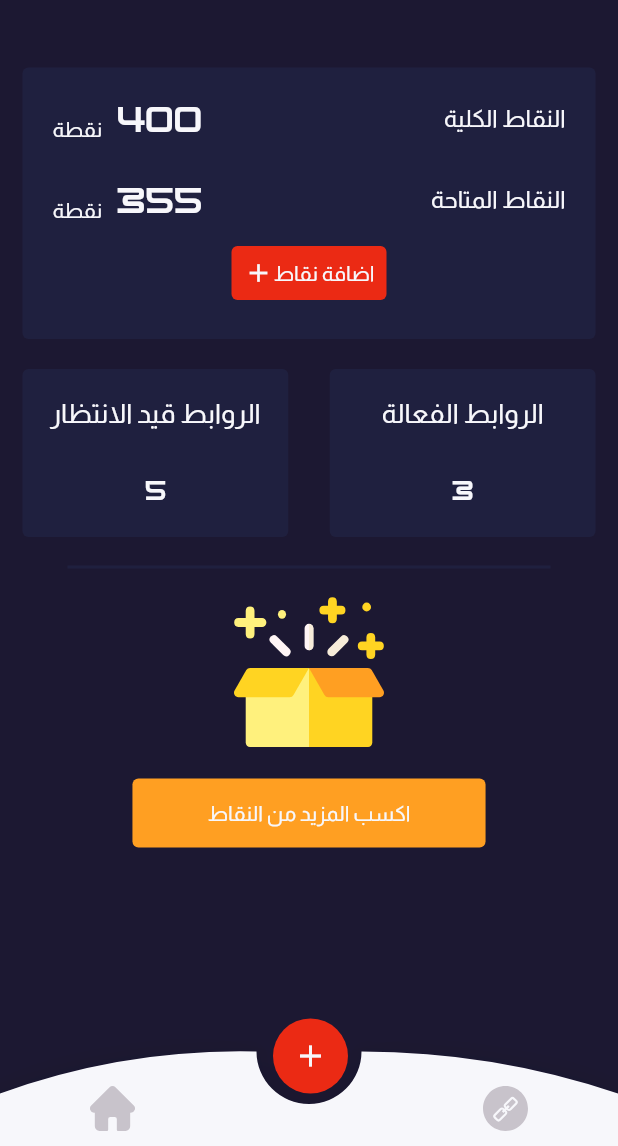
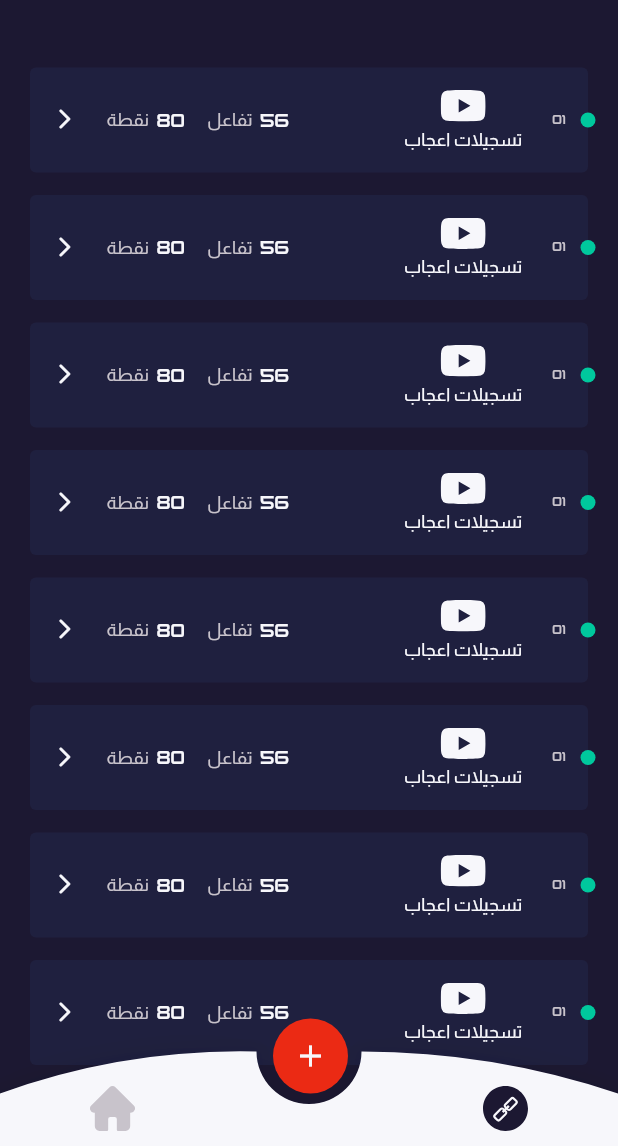
Before and after one commit to ELASHMAWYDEV/follow-fan, a Flutter app: the MainLayout screen opened directly, after a tap on an icon or button, on a phone screen of 412 x 824 dp, the part 90-1236 px from its top. Run offline on Flutter 3.47's test engine with Material 2 defaults, Android fonts, the phone set to English and light mode, and no system bars; our stand-ins replace dio, flutter_svg, get, pretty_dio_logger, shared_preferences; accounts and stored records are empty.

Commit message:
finished links screen

```diff
--- /dev/null
+++ b/lib/ui/screens/links/components/link_box.dart
@@ -0,0 +1,296 @@
+import 'package:flutter/material.dart';
+import 'package:flutter_svg/svg.dart';
+import 'package:follow_fan/utils/constants.dart';
+import 'dart:math' as math;
+
+class LinkBox extends StatefulWidget {
+  const LinkBox({Key? key}) : super(key: key);
+
+  @override
+  State<LinkBox> createState() => _LinkBoxState();
+}
+
+class _LinkBoxState extends State<LinkBox> {
+  bool isOpened = false;
+  double containerHeight = 70;
+
+  @override
+  Widget build(BuildContext context) {
+    return Padding(
+      padding: EdgeInsets.only(bottom: 15),
+      child: Stack(
+        children: [
+          Container(
+            margin: EdgeInsets.symmetric(horizontal: 5),
+            child: TextButton(
+              onPressed: () {
+                setState(() {
+                  isOpened = !isOpened;
+                  containerHeight = isOpened ? 200 : 70;
+                });
+              },
+              style: ButtonStyle(
+                  padding: MaterialStateProperty.all(EdgeInsets.all(0)),
+                  backgroundColor: MaterialStateProperty.all(kPrimaryColor),
+                  shape: MaterialStateProperty.all(RoundedRectangleBorder(
+                      borderRadius: BorderRadius.circular(4)))),
+              child: AnimatedContainer(
+                duration: Duration(milliseconds: 200),
+                height: containerHeight,
+                padding: EdgeInsets.all(15),
+                decoration:
+                    BoxDecoration(borderRadius: BorderRadius.circular(4)),
+                child: ClipRect(
+                  child: Column(
+                    children: [
+                      Row(
+                        children: [
+                          Text(
+                            "01",
+                            style: TextStyle(
+                                fontFamily: kFontFamilySecondary,
+                                fontSize: 8,
+                                color: kGrayColor),
+                          ),
+                          SizedBox(
+                            width: 20,
+                          ),
+                          Column(
+                            children: [
+                              SvgPicture.asset(
+                                "assets/images/youtube.svg",
+                                width: 30,
+                              ),
+                              SizedBox(
+                                height: 5,
+                              ),
+                              Text(
+                                "تسجيلات اعجاب",
+                                style:
+                                    TextStyle(fontSize: 12, color: kWhiteColor),
+                              ),
+                            ],
+                          ),
+                          Spacer(),
+                          Text(
+                            "56",
+                            style: TextStyle(
+                                fontFamily: kFontFamilySecondary,
+                                fontSize: 12,
+                                color: kWhiteColor),
+                          ),
+                          SizedBox(
+                            width: 5,
+                          ),
+                          Text(
+                            "تفاعل",
+                            style: TextStyle(
+                              fontSize: 12,
+                              color: kGrayColor,
+                            ),
+                          ),
+                          SizedBox(
+                            width: 15,
+                          ),
+                          Text(
+                            "80",
+                            style: TextStyle(
+                                fontFamily: kFontFamilySecondary,
+                                fontSize: 12,
+                                color: kWhiteColor),
+                          ),
+                          SizedBox(
+                            width: 5,
+                          ),
+                          Text(
+                            "نقطة",
+                            style: TextStyle(fontSize: 12, color: kGrayColor),
+                          ),
+                          SizedBox(
+                            width: 20,
+                          ),
+                          Transform.rotate(
+                            angle: isOpened ? math.pi / 2 : 0,
+                            child: Icon(
+                              Icons.arrow_back_ios_rounded,
+                              color: kWhiteColor,
+                              size: 16,
+                            ),
+                          )
+                        ],
+                      ),
+                      Visibility(
+                        visible: isOpened,
+                        child: Padding(
+                          padding: EdgeInsets.only(right: 30),
+                          child: Column(
+                            children: [
+                              SizedBox(
+                                height: 30,
+                              ),
+                              Row(
+                                children: [
+                                  Column(
+                                    crossAxisAlignment:
+                                        CrossAxisAlignment.start,
+                                    children: [
+                                      Text(
+                                        "الرابط",
+                                        style: TextStyle(
+                                            fontSize: 14, color: kWhiteColor),
+                                      ),
+                                      SizedBox(height: 5),
+                                      SizedBox(
+                                        width: (size.width - 20) * .5,
+                                        child: Text(
+                                          "https://www.youtube.com/watch?v=-LzuVXtf57M&pp=sAQA",
+                                          overflow: TextOverflow.ellipsis,
+                                          style: TextStyle(
+                                              fontSize: 10, color: kWhiteColor),
+                                        ),
+                                      ),
+                                      SizedBox(
+                                        height: 25,
+                                      ),
+                                      Row(
+                                        children: [
+                                          Column(
+                                            crossAxisAlignment:
+                                                CrossAxisAlignment.start,
+                                            children: [
+                                              Text(
+                                                "عدد النقاط الكلية",
+                                                style: TextStyle(
+                                                    fontSize: 12,
+                                                    color: kWhiteColor),
+                                              ),
+                                              SizedBox(
+                                                height: 10,
+                                              ),
+                                              Row(
+                                                children: [
+                                                  Text(
+                                                    "80",
+                                                    style: TextStyle(
+                                                        fontFamily:
+                                                            kFontFamilySecondary,
+                                                        fontSize: 12,
+                                                        color: kWhiteColor),
+                                                  ),
+                                                  SizedBox(
+                                                    width: 5,
+                                                  ),
+                                                  Text(
+                                                    "نقطة",
+                                                    style: TextStyle(
+                                                        fontSize: 8,
+                                                        color: kWhiteColor),
+                                                  ),
+                                                ],
+                                              )
+                                            ],
+                                          ),
+                                          SizedBox(
+                                            width: 30,
+                                          ),
+                                          Column(
+                                            crossAxisAlignment:
+                                                CrossAxisAlignment.start,
+                                            children: [
+                                              Text(
+                                                "عدد النقاط المتبقية",
+                                                style: TextStyle(
+                                                    fontSize: 12,
+                                                    color: kWhiteColor),
+                                              ),
+                                              SizedBox(
+                                                height: 10,
+                                              ),
+                                              Row(
+                                                children: [
+                                                  Text(
+                                                    "80",
+                                                    style: TextStyle(
+                                                        fontFamily:
+                                                            kFontFamilySecondary,
+                                                        fontSize: 12,
+                                                        color: kWhiteColor),
+                                                  ),
+                                                  SizedBox(
+                                                    width: 5,
+                                                  ),
+                                                  Text(
+                                                    "نقطة",
+                                                    style: TextStyle(
+                                                        fontSize: 8,
+                                                        color: kWhiteColor),
+                                                  ),
+                                                ],
+                                              )
+                                            ],
+                                          )
+                                        ],
+                                      )
+                                    ],
+                                  ),
+                                  Spacer(),
+                                  Column(
+                                    children: [
+                                      Container(
+                                        color: kOrangeColor,
+                                        padding: EdgeInsets.symmetric(
+                                            vertical: 3, horizontal: 8),
+                                        child: Text(
+                                          "قيد الانتظار",
+                                          style: TextStyle(
+                                              fontSize: 10, color: kWhiteColor),
+                                        ),
+                                      ),
+                                      SizedBox(
+                                        height: 40,
+                                      ),
+                                      SizedBox(
+                                        height: 25,
+                                        child: TextButton(
+                                          onPressed: () {},
+                                          style: ButtonStyle(
+                                            padding: MaterialStateProperty.all(
+                                                EdgeInsets.zero),
+                                            backgroundColor:
+                                                MaterialStateProperty.all(
+                                                    kRedColor),
+                                          ),
+                                          child: Text("الغاء",
+                                              style: TextStyle(
+                                                  fontSize: 12,
+                                                  color: kWhiteColor)),
+                                        ),
+                                      ),
+                                    ],
+                                  )
+                                ],
+                              )
+                            ],
+                          ),
+                        ),
+                      )
+                    ],
+                  ),
+                ),
+              ),
+            ),
+          ),
+          Positioned(
+            top: 70 / 2 - 5,
+            child: Container(
+              width: 10,
+              height: 10,
+              decoration:
+                  BoxDecoration(shape: BoxShape.circle, color: kGreenColor),
+            ),
+          )
+        ],
+      ),
+    );
+  }
+}
--- /dev/null
+++ b/lib/ui/screens/links/links_screen.dart
@@ -0,0 +1,15 @@
+import 'package:flutter/material.dart';
+import 'package:follow_fan/ui/components/main_layout.dart';
+import 'package:follow_fan/ui/screens/links/components/link_box.dart';
+
+class LinksScreen extends StatelessWidget {
+  const LinksScreen({Key? key}) : super(key: key);
+
+  @override
+  Widget build(BuildContext context) {
+    return MainLayout(
+        body: Column(
+      children: [1, 2, 3, 4, 5, 6, 7, 8].map((e) => LinkBox()).toList(),
+    ));
+  }
+}
--- a/lib/ui/screens/screens.dart
+++ /dev/null
@@ -1,2 +0,0 @@
-export "./splash/splash_screen.dart";
-export "./home/home_screen.dart";
--- a/lib/utils/app_routes.dart
+++ b/lib/utils/app_routes.dart
@@ -1,4 +1,6 @@
-import 'package:follow_fan/ui/screens/screens.dart';
+import 'package:follow_fan/ui/screens/home/home_screen.dart';
+import 'package:follow_fan/ui/screens/links/links_screen.dart';
+import 'package:follow_fan/ui/screens/splash/splash_screen.dart';
 import 'package:get/get.dart';
 
 class AppRoutes {
@@ -7,5 +9,6 @@ class AppRoutes {
   static List<GetPage> routes = [
     GetPage(name: "/splash", page: () => SplashScreen()),
     GetPage(name: "/home", page: () => HomeScreen()),
+    GetPage(name: "/links", page: () => LinksScreen()),
   ];
 }
```
Also changed, not shown: assets/images/youtube.svg (added).
